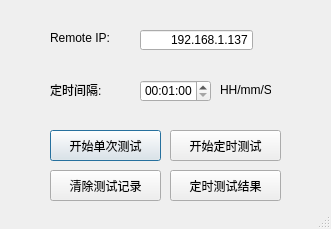
Old version of the form ui/testermain.ui in the repository watermelonharry/SpeedTester.
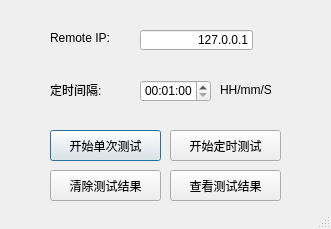
New version of the form.

What changed in the file:
```diff
--- a/ui/testermain.ui
+++ b/ui/testermain.ui
@@ -130,7 +130,7 @@
     </rect>
    </property>
    <property name="text">
-    <string>定时测试结果</string>
+    <string>查看测试结果</string>
    </property>
   </widget>
   <widget class="QTimeEdit" name="gapTimeEdit">
@@ -160,7 +160,7 @@
     </rect>
    </property>
    <property name="text">
-    <string>192.168.1.137</string>
+    <string>127.0.0.1</string>
    </property>
    <property name="maxLength">
     <number>15</number>
@@ -179,7 +179,7 @@
     </rect>
    </property>
    <property name="text">
-    <string>清除测试记录</string>
+    <string>清除测试结果</string>
    </property>
   </widget>
  </widget>
```
